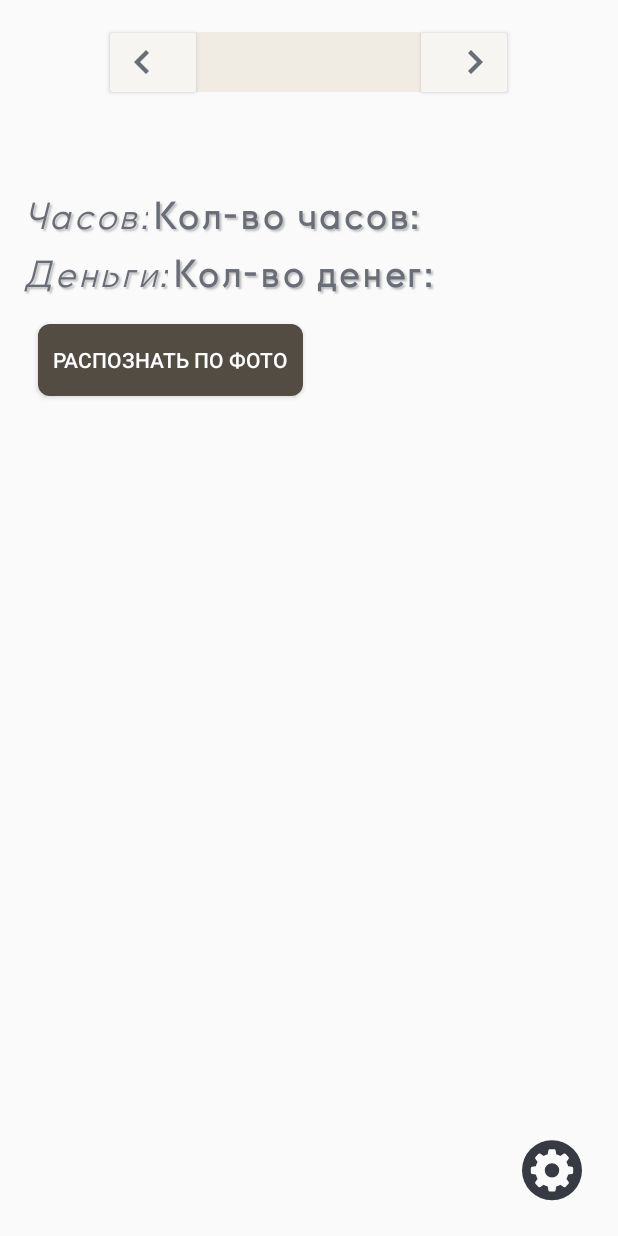
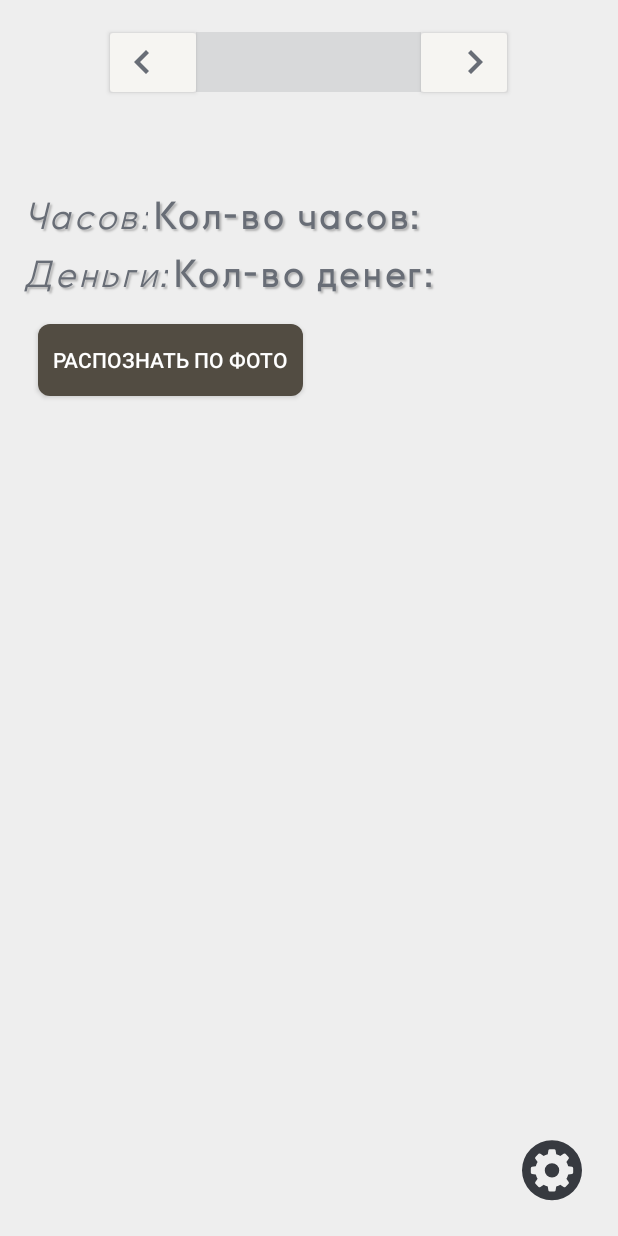
Before and after one commit to Richeansss/Granta, an Android app built with Jetpack Compose: the layout activity_main.xml on its own in the app's theme, with its tools: preview values and no code run, on a phone screen of 412 x 824 dp. Run offline under Robolectric (Android 15) with nearby library versions, the phone set to English and light mode, and no system bars.

Commit message:
Add Files

```diff
--- a/app/src/main/java/com/example/granta/ui/theme/Color.kt
+++ b/app/src/main/java/com/example/granta/ui/theme/Color.kt
@@ -5,7 +5,7 @@ import androidx.compose.ui.graphics.Color
 val Purple80 = Color(0xFFD0BCFF)
 val PurpleGrey80 = Color(0xFFCCC2DC)
 val Pink80 = Color(0xFFEFB8C8)
-val BackGroundLight = Color(0xFFFFFBFE)
+val BackGroundLight = Color(0xFFEEEEEE)
 
 val Purple40 = Color(0xFF524C42)
 val PurpleGrey40 = Color(0xFF625b71)
--- a/app/src/main/res/layout/activity_main.xml
+++ b/app/src/main/res/layout/activity_main.xml
@@ -3,6 +3,7 @@
                 xmlns:tools="http://schemas.android.com/tools"
                 android:layout_width="match_parent"
                 android:layout_height="match_parent"
+                android:background="@color/mainBackGround"
                 tools:context=".MainActivity">
 
     <LinearLayout
--- a/app/src/main/res/values/colors.xml
+++ b/app/src/main/res/values/colors.xml
@@ -9,5 +9,6 @@
     <color name="white">#FFFFFFFF</color>
     <color name="colorPrimary">#3F51B5</color>
     <color name="colorHorizontalPrimary">#F6F5F2</color>
-    <color name="colorHorizontalSecondary">#F0EBE3</color>
+    <color name="colorHorizontalSecondary">#D8D9DA</color>
+    <color name="mainBackGround">#EEEEEE</color>
 </resources>
```
Also changed, not shown: app/src/main/java/com/example/granta/MainActivity.kt (+13 -0 lines).
